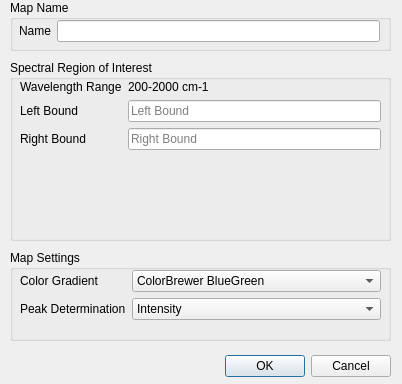
First picture: the form in univariatedialog.ui, repository VespucciProject/Vespucci, before the edit.
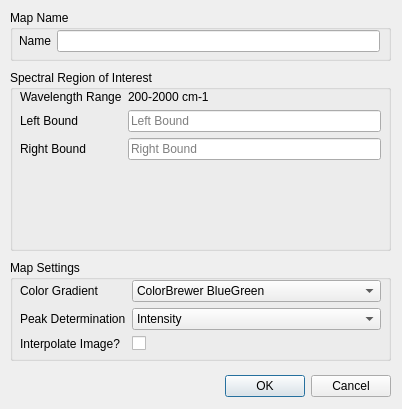
Second picture: the form after the edit. Custom widgets are drawn as their Qt base class.

Diff of the .ui file:
```diff
--- a/univariatedialog.ui
+++ b/univariatedialog.ui
@@ -7,7 +7,7 @@
     <x>0</x>
     <y>0</y>
     <width>402</width>
-    <height>384</height>
+    <height>409</height>
    </rect>
   </property>
   <property name="windowTitle">
@@ -17,7 +17,7 @@
    <property name="geometry">
     <rect>
      <x>50</x>
-     <y>350</y>
+     <y>370</y>
      <width>341</width>
      <height>32</height>
     </rect>
@@ -33,7 +33,7 @@
    <property name="geometry">
     <rect>
      <x>10</x>
-     <y>60</y>
+     <y>70</y>
      <width>381</width>
      <height>181</height>
     </rect>
@@ -110,9 +110,9 @@
    <property name="geometry">
     <rect>
      <x>10</x>
-     <y>250</y>
+     <y>260</y>
      <width>381</width>
-     <height>91</height>
+     <height>101</height>
     </rect>
    </property>
    <property name="title">
@@ -124,10 +124,13 @@
       <x>10</x>
       <y>20</y>
       <width>361</width>
-      <height>61</height>
+      <height>71</height>
      </rect>
     </property>
     <layout class="QFormLayout" name="formLayout_3">
+     <property name="fieldGrowthPolicy">
+      <enum>QFormLayout::AllNonFixedFieldsGrow</enum>
+     </property>
      <item row="0" column="0">
       <widget class="QLabel" name="label_6">
        <property name="text">
@@ -310,6 +313,20 @@
        </item>
       </widget>
      </item>
+     <item row="2" column="0">
+      <widget class="QLabel" name="label_8">
+       <property name="text">
+        <string>Interpolate Image?</string>
+       </property>
+      </widget>
+     </item>
+     <item row="2" column="1">
+      <widget class="QCheckBox" name="interpolateCheckBox">
+       <property name="text">
+        <string/>
+       </property>
+      </widget>
+     </item>
     </layout>
    </widget>
   </widget>
@@ -317,7 +334,7 @@
    <property name="geometry">
     <rect>
      <x>10</x>
-     <y>0</y>
+     <y>10</y>
      <width>381</width>
      <height>51</height>
     </rect>
```
